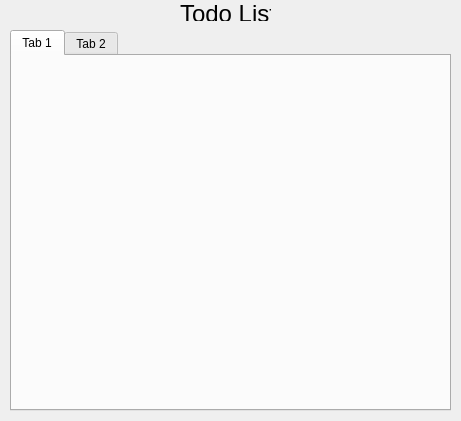
Before: the Qt Designer form Calendar/todolist.ui in oscarl1127/CSUSM_CS441_Project, drawn with Qt 5.
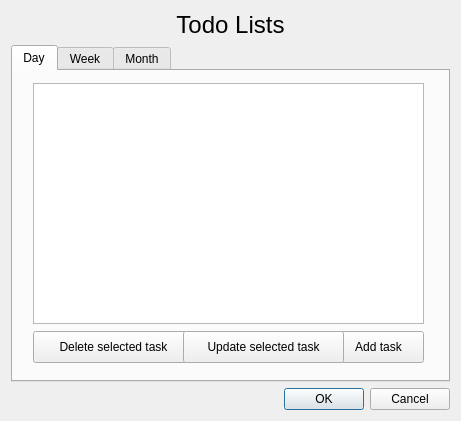
After: the same form once the commit is applied.

Patch:
```diff
--- a/Calendar/todolist.ui
+++ b/Calendar/todolist.ui
@@ -13,42 +13,197 @@
   <property name="windowTitle">
    <string>Dialog</string>
   </property>
-  <widget class="QTabWidget" name="tabWidget">
-   <property name="geometry">
-    <rect>
-     <x>10</x>
-     <y>30</y>
-     <width>441</width>
-     <height>381</height>
-    </rect>
-   </property>
-   <property name="currentIndex">
-    <number>0</number>
-   </property>
-   <widget class="QWidget" name="tab">
-    <attribute name="title">
-     <string>Tab 1</string>
-    </attribute>
-   </widget>
-   <widget class="QWidget" name="tab_2">
-    <attribute name="title">
-     <string>Tab 2</string>
-    </attribute>
-   </widget>
-  </widget>
-  <widget class="QLabel" name="label">
-   <property name="geometry">
-    <rect>
-     <x>180</x>
-     <y>0</y>
-     <width>91</width>
-     <height>21</height>
-    </rect>
-   </property>
-   <property name="text">
-    <string>&lt;html&gt;&lt;head/&gt;&lt;body&gt;&lt;p&gt;&lt;span style=&quot; font-size:18pt;&quot;&gt;Todo Lists&lt;/span&gt;&lt;/p&gt;&lt;/body&gt;&lt;/html&gt;</string>
-   </property>
-  </widget>
+  <layout class="QGridLayout" name="gridLayout">
+   <item row="2" column="0">
+    <widget class="QTabWidget" name="tabWidget">
+     <property name="currentIndex">
+      <number>0</number>
+     </property>
+     <widget class="QWidget" name="tab">
+      <attribute name="title">
+       <string>Day</string>
+      </attribute>
+      <widget class="QListWidget" name="listWidget">
+       <property name="geometry">
+        <rect>
+         <x>20</x>
+         <y>12</y>
+         <width>391</width>
+         <height>241</height>
+        </rect>
+       </property>
+      </widget>
+      <widget class="QPushButton" name="pushButton">
+       <property name="geometry">
+        <rect>
+         <x>20</x>
+         <y>260</y>
+         <width>161</width>
+         <height>32</height>
+        </rect>
+       </property>
+       <property name="text">
+        <string>Delete selected task</string>
+       </property>
+       <attribute name="buttonGroup">
+        <string notr="true">buttonGroup</string>
+       </attribute>
+      </widget>
+      <widget class="QPushButton" name="pushButton_2">
+       <property name="geometry">
+        <rect>
+         <x>320</x>
+         <y>260</y>
+         <width>91</width>
+         <height>32</height>
+        </rect>
+       </property>
+       <property name="text">
+        <string>Add task</string>
+       </property>
+       <attribute name="buttonGroup">
+        <string notr="true">buttonGroup</string>
+       </attribute>
+      </widget>
+      <widget class="QPushButton" name="pushButton_3">
+       <property name="geometry">
+        <rect>
+         <x>170</x>
+         <y>260</y>
+         <width>161</width>
+         <height>32</height>
+        </rect>
+       </property>
+       <property name="text">
+        <string>Update selected task</string>
+       </property>
+      </widget>
+     </widget>
+     <widget class="QWidget" name="tab_2">
+      <attribute name="title">
+       <string>Week</string>
+      </attribute>
+      <widget class="QPushButton" name="pushButton_4">
+       <property name="geometry">
+        <rect>
+         <x>170</x>
+         <y>260</y>
+         <width>161</width>
+         <height>32</height>
+        </rect>
+       </property>
+       <property name="text">
+        <string>Update selected task</string>
+       </property>
+      </widget>
+      <widget class="QListWidget" name="listWidget_2">
+       <property name="geometry">
+        <rect>
+         <x>20</x>
+         <y>12</y>
+         <width>391</width>
+         <height>241</height>
+        </rect>
+       </property>
+      </widget>
+      <widget class="QPushButton" name="pushButton_5">
+       <property name="geometry">
+        <rect>
+         <x>320</x>
+         <y>260</y>
+         <width>91</width>
+         <height>32</height>
+        </rect>
+       </property>
+       <property name="text">
+        <string>Add task</string>
+       </property>
+      </widget>
+      <widget class="QPushButton" name="pushButton_6">
+       <property name="geometry">
+        <rect>
+         <x>20</x>
+         <y>260</y>
+         <width>161</width>
+         <height>32</height>
+        </rect>
+       </property>
+       <property name="text">
+        <string>Delete selected task</string>
+       </property>
+      </widget>
+     </widget>
+     <widget class="QWidget" name="tab_3">
+      <attribute name="title">
+       <string>Month</string>
+      </attribute>
+      <widget class="QPushButton" name="pushButton_7">
+       <property name="geometry">
+        <rect>
+         <x>170</x>
+         <y>260</y>
+         <width>161</width>
+         <height>32</height>
+        </rect>
+       </property>
+       <property name="text">
+        <string>Update selected task</string>
+       </property>
+      </widget>
+      <widget class="QListWidget" name="listWidget_3">
+       <property name="geometry">
+        <rect>
+         <x>20</x>
+         <y>12</y>
+         <width>391</width>
+         <height>241</height>
+        </rect>
+       </property>
+      </widget>
+      <widget class="QPushButton" name="pushButton_8">
+       <property name="geometry">
+        <rect>
+         <x>320</x>
+         <y>260</y>
+         <width>91</width>
+         <height>32</height>
+        </rect>
+       </property>
+       <property name="text">
+        <string>Add task</string>
+       </property>
+      </widget>
+      <widget class="QPushButton" name="pushButton_9">
+       <property name="geometry">
+        <rect>
+         <x>20</x>
+         <y>260</y>
+         <width>161</width>
+         <height>32</height>
+        </rect>
+       </property>
+       <property name="text">
+        <string>Delete selected task</string>
+       </property>
+      </widget>
+     </widget>
+    </widget>
+   </item>
+   <item row="0" column="0">
+    <widget class="QLabel" name="label">
+     <property name="text">
+      <string>&lt;html&gt;&lt;head/&gt;&lt;body&gt;&lt;p align=&quot;center&quot;&gt;&lt;span style=&quot; font-size:18pt;&quot;&gt;Todo Lists&lt;/span&gt;&lt;/p&gt;&lt;/body&gt;&lt;/html&gt;</string>
+     </property>
+    </widget>
+   </item>
+   <item row="3" column="0">
+    <widget class="QDialogButtonBox" name="buttonBox">
+     <property name="standardButtons">
+      <set>QDialogButtonBox::Cancel|QDialogButtonBox::Ok</set>
+     </property>
+    </widget>
+   </item>
+  </layout>
  </widget>
  <resources/>
  <connections/>
```
Left out of the diff: 3 changed lines with no effect on the pictures.
